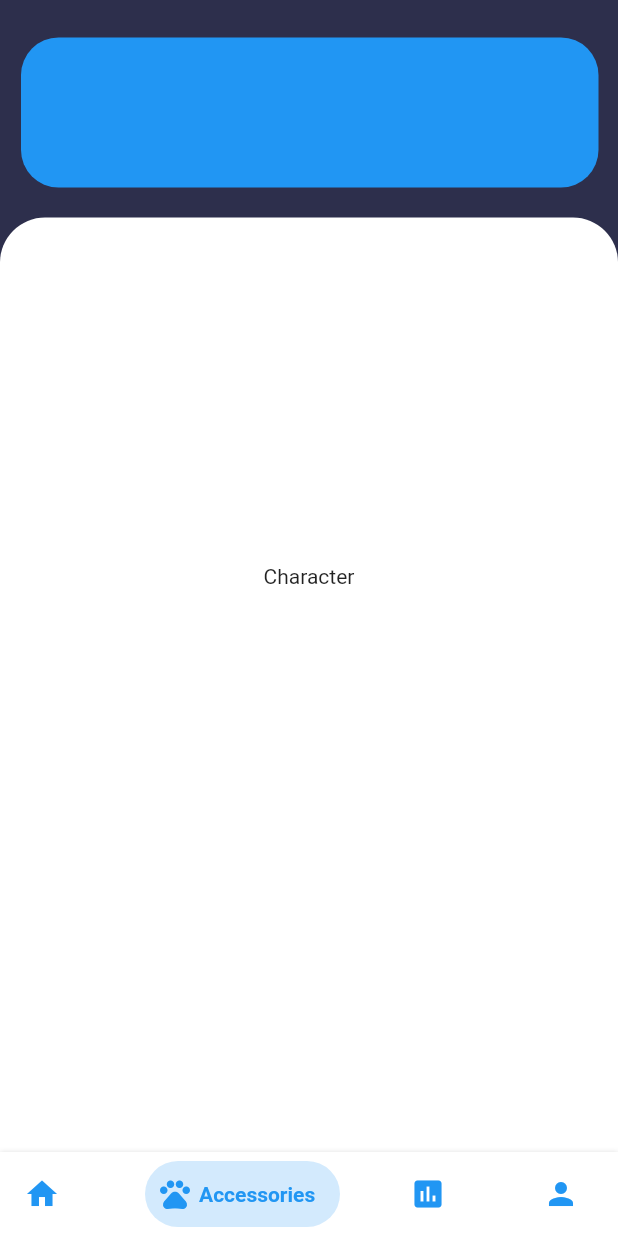
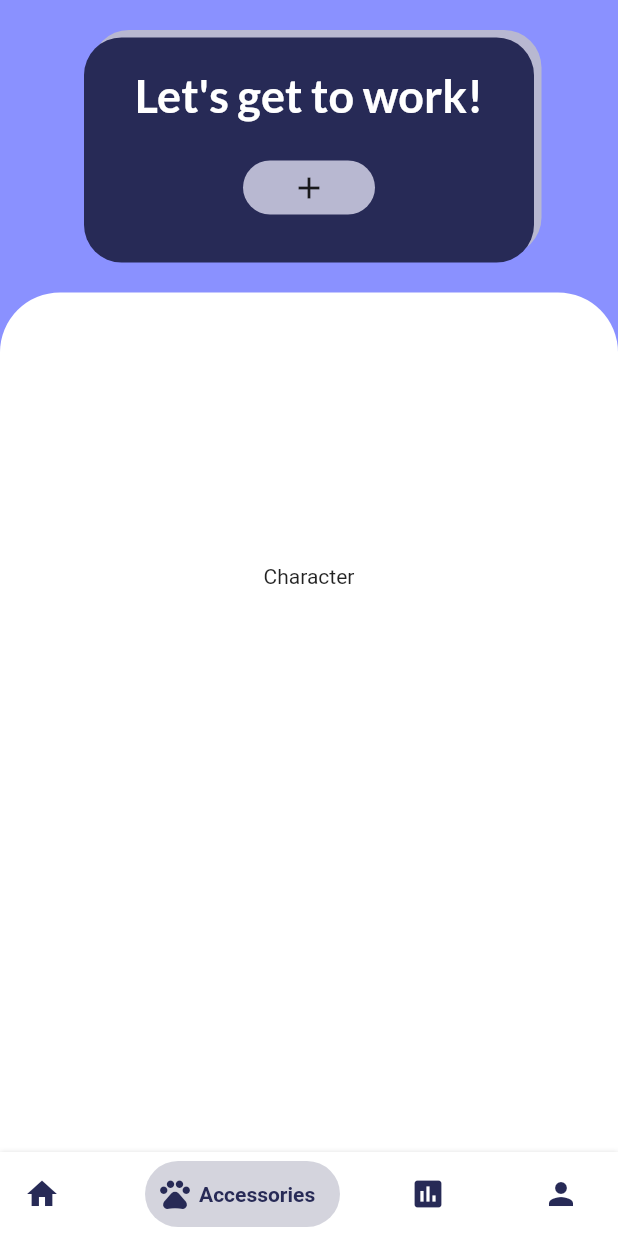
Before and after one commit to chmoore889/Hack-CEWIT-App, a Flutter app: the screen it shows after launch, swiped to page 2, on a phone screen of 412 x 824 dp. Run offline on Flutter 3.47's test engine with Material 2 defaults, Android fonts, the phone set to English and light mode, and no system bars; drawn by our look-alikes of bottom_navy_bar; our stand-ins replace flare_flutter, google_fonts; missing offline and left inert: flutter_picker.

Commit message:
Updated colors(broken + button)

```diff
--- a/lib/pages/home.dart
+++ b/lib/pages/home.dart
@@ -1,6 +1,7 @@
 import 'package:bottom_navy_bar/bottom_navy_bar.dart';
 import 'package:flutter/material.dart';
 import 'package:flutter_picker/flutter_picker.dart';
+import 'package:google_fonts/google_fonts.dart';
 
 import 'profile.dart';
 import 'dashboard.dart';
@@ -52,57 +53,66 @@ class HomePage extends State<Home> {
   @override
   Widget build(BuildContext context) {
     return Scaffold(
-      backgroundColor: Color.fromRGBO(45, 47, 76, 1),
+      backgroundColor: Color.fromRGBO(138, 145, 255, 1),
       body: Stack(
         children: <Widget>[
           ListView(children: <Widget>[
             SizedBox(height: 25.0),
             Padding(
-              padding: EdgeInsets.only(left: 14.0),
-              child: Row(
+              padding: EdgeInsets.only(left: 0),
+              child: Column(
                 children: <Widget>[
                   AnimatedContainer(
-                    width: 385.0,
-                    height: 100.0,
-                    decoration: BoxDecoration(
-                        color: Colors.blue,
-                        borderRadius: BorderRadius.circular(25.0)),
-                    alignment: Alignment.center,
-                    duration: Duration(seconds: 2),
-                    curve: Curves.fastOutSlowIn,
-                    // child: FlutterLogo(size: 75),
-                  ),
-                  /*Text("Let's get working now.",
-                  style: GoogleFonts.lora(
-                      fontWeight: FontWeight.w700,
-                      color: Colors.white,
-                      fontSize: 30.0)), */
+                    width: 300.0,
+                    height: 150.0,
+                    decoration: BoxDecoration (
+                    borderRadius: BorderRadius.circular(25.0),
+                    color: Color.fromRGBO(39, 42, 86, 1),
+                      boxShadow: [
+                        new BoxShadow(
+                          color: Color.fromRGBO(184, 184, 209, 1),
+                          offset: new Offset(5, -5),
+                        )
                       ],
                     ),
+                    alignment: Alignment.center,
+                    duration: Duration(seconds: 3),
+                    curve: Curves.fastOutSlowIn,
+                    child: Column (
+                      children: <Widget> [
+                        SizedBox(height: 20.0),
+                        Text("Let's get to work!",
+                          style: GoogleFonts.lato(
+                            color: Colors.white,
+                            fontSize: 30.0,
+                            fontWeight: FontWeight.w700)
                         ),
-            /*Padding(
-          padding: EdgeInsets.only(left: 30.0),
-          child: Row(
-            children: <Widget>[
-              FlatButton (
+                        SizedBox(height: 20.0),
+                        FlatButton(
                           child: Icon(Icons.add),
                           color: Color.fromRGBO(184,184,209,1),
-                onPressed: () {showPickerDateRange(context);},// this should pull up the timer
+                          onPressed: () {
+                            setState(() {
+                              showPickerDateRange(context);
+                              print("+ button pressed");
+                            });
+                          },// this should pull up the timer
                           shape: StadiumBorder(),
                         )
-              ,
                       ],
+                    )
+                  )
+                ]
               ),
-        ),*/
-
+            ),
             SizedBox(height: 20.0),
             Container(
               height: MediaQuery.of(context).size.height - 185.0,
               decoration: BoxDecoration(
                 color: Colors.white, // Color.fromRGBO(251, 243, 217, 1),
                 borderRadius: BorderRadius.only(
-                  topLeft: Radius.circular(30.0),
-                  topRight: Radius.circular(30.0)),
+                  topLeft: Radius.circular(40.0),
+                  topRight: Radius.circular(40.0)),
               ),
             ),
           ]),
@@ -131,10 +141,10 @@ class HomePage extends State<Home> {
           print(index);
         },
         items: <BottomNavyBarItem>[
-          BottomNavyBarItem(title: Text('Home'), icon: Icon(Icons.home)),
-          BottomNavyBarItem(title: Text('Accessories'), icon: Icon(Icons.pets)),
-          BottomNavyBarItem(title: Text('Stats'), icon: Icon(Icons.insert_chart)),
-          BottomNavyBarItem(title: Text('Profile'), icon: Icon(Icons.person)),
+          BottomNavyBarItem(title: Text('Home'), icon: Icon(Icons.home), activeColor: Color.fromRGBO(39, 42, 86, 1)),
+          BottomNavyBarItem(title: Text('Accessories'), icon: Icon(Icons.pets), activeColor: Color.fromRGBO(39, 42, 86, 1)),
+          BottomNavyBarItem(title: Text('Stats'), icon: Icon(Icons.insert_chart), activeColor: Color.fromRGBO(39, 42, 86, 1)),
+          BottomNavyBarItem(title: Text('Profile'), icon: Icon(Icons.person), activeColor: Color.fromRGBO(39, 42, 86, 1)),
         ],
       ),
     );
@@ -187,6 +197,7 @@ class HomePage extends State<Home> {
             ),
           ),
         );
-        });
+      }
+    );
   }
 }
```
Lines whose indentation alone changed are shown as unchanged.
